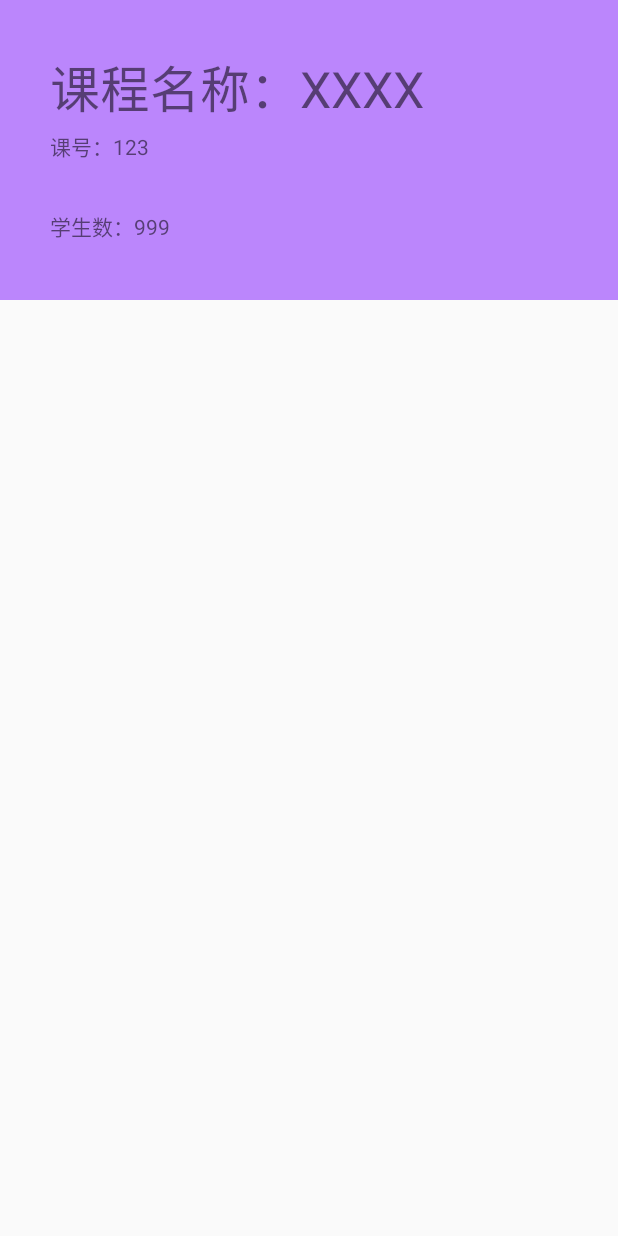
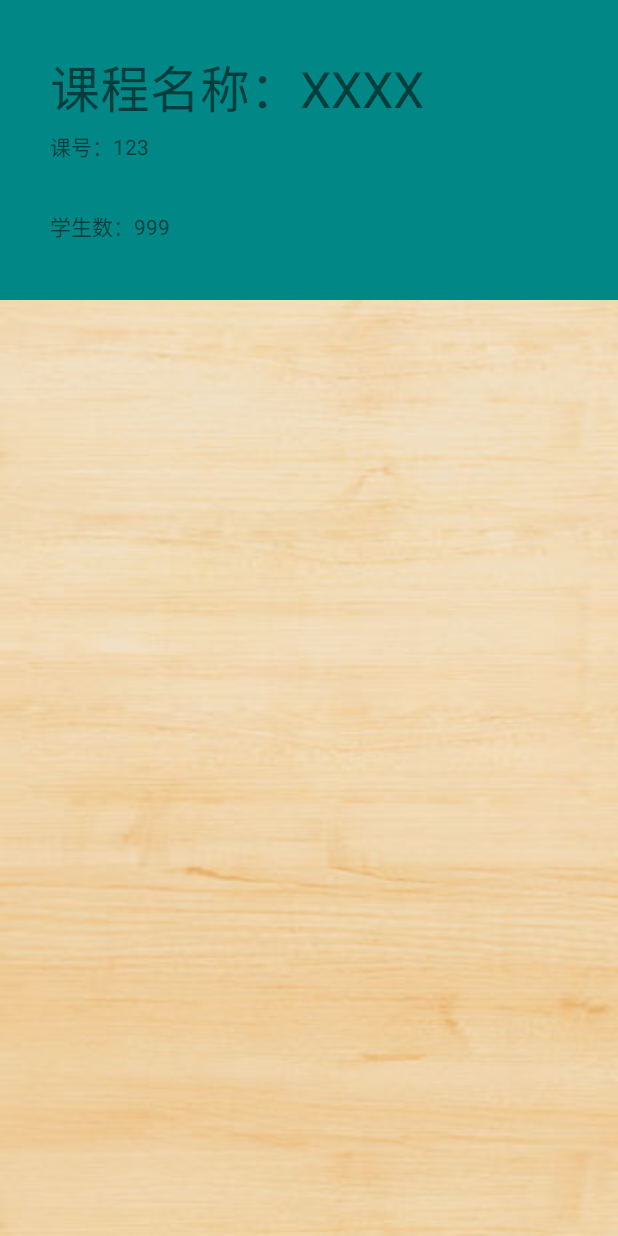
Before and after one commit to Acker777/Android_sign-in_system, an Android app: the TeacherCourseDetailActivity screen opened directly, with no data from a screen before it, on a phone screen of 412 x 824 dp. Run offline under Robolectric (Android 15) with nearby library versions, the phone set to English and light mode, and no system bars.

Commit message:
优化系统布局

```diff
--- a/app/src/main/res/layout/activity_teacher_course_detail.xml
+++ b/app/src/main/res/layout/activity_teacher_course_detail.xml
@@ -4,6 +4,7 @@
     xmlns:tools="http://schemas.android.com/tools"
     android:layout_width="match_parent"
     android:layout_height="match_parent"
+    android:background="@drawable/readbg5"
     tools:context=".TeacherCourseDetailActivity">
 
 <RelativeLayout
@@ -22,7 +23,7 @@
             <RelativeLayout
                 android:layout_width="800px"
                 android:layout_height="match_parent"
-                android:background="@color/purple_200">
+                android:background="@color/teal_700">
 
                 <LinearLayout
                     android:layout_width="match_parent"
@@ -36,8 +37,9 @@
                         android:layout_marginLeft="50px"
                         android:text="课程名称：XXXX"
                         android:textSize="50px"></TextView>
+
                     <LinearLayout
-                        android:layout_width="match_parent"
+                        android:layout_width="323dp"
                         android:layout_height="80px">
 
                         <TextView
@@ -46,11 +48,11 @@
                             android:layout_height="match_parent"
                             android:layout_marginLeft="50px"
                             android:text="课号：123"></TextView>
-<!--                        <TextView-->
-<!--                            android:layout_width="400px"-->
-<!--                            android:layout_height="100px"-->
-<!--                            android:layout_marginLeft="50px"-->
-<!--                            android:text="教师名称：新消息"></TextView>-->
+                        <!--                        <TextView-->
+                        <!--                            android:layout_width="400px"-->
+                        <!--                            android:layout_height="100px"-->
+                        <!--                            android:layout_marginLeft="50px"-->
+                        <!--                            android:text="教师名称：新消息"></TextView>-->
                     </LinearLayout>
                     <LinearLayout
                         android:layout_width="match_parent"
@@ -69,7 +71,7 @@
                 android:id="@+id/bt_addRegister"
                 android:layout_width="match_parent"
                 android:layout_height="match_parent"
-                android:background="@color/teal_200"
+                android:background="@color/lvse"
                 android:text="发起\n签到"
                 android:textSize="60px"
                 android:textColor="@color/white"
```
Also changed, not shown: app/src/main/res/drawable/logoback.jpg (added), app/src/main/res/drawable/readbg5.jpg (added).
